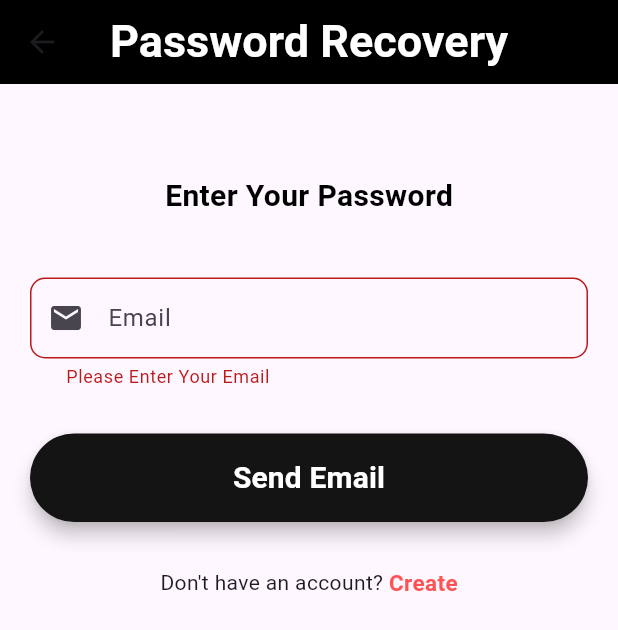
After one commit to Ab2as/SwachhtaAdminWorker, a Flutter app: the ForgetPasswordScreen screen opened directly, after a tap on "Send Email", on a phone screen of 412 x 824 dp. The commit adds this screen. Shown: the top 630 px of the screen. Run offline on Flutter 3.47's test engine with Material 3 defaults, Android fonts, the light colour scheme and no system bars; our stand-ins replace animated_text_kit, cloud_firestore, firebase_auth, firebase_core, firebase_storage, get and 4 more; missing offline and left inert: fluid_bottom_nav_bar; accounts and stored records are empty.

Commit message:
first commit

```diff
--- /dev/null
+++ b/lib/auth/forget_password.dart
@@ -0,0 +1,134 @@
+import 'package:flutter/material.dart';
+import 'package:swachhta_app2/auth/login.dart';
+import 'package:swachhta_app2/widget/constants.dart';
+
+class ForgetPasswordScreen extends StatefulWidget {
+  const ForgetPasswordScreen({super.key});
+
+  @override
+  State<ForgetPasswordScreen> createState() => _ForgetPasswordScreenState();
+}
+
+class _ForgetPasswordScreenState extends State<ForgetPasswordScreen> {
+  final _formKey = GlobalKey<FormState>();
+  final TextEditingController emailController = new TextEditingController();
+
+  @override
+  Widget build(BuildContext context) {
+    return Scaffold(
+      // backgroundColor: Colors.black,
+      appBar: AppBar(
+          title: const Text(
+            "Password Recovery",
+            style: TextStyle(
+                fontSize: 30, fontWeight: FontWeight.bold, color: Colors.white),
+          ),
+          centerTitle: true,
+          backgroundColor: Colors.black),
+      body: Column(
+        children: [
+          const SizedBox(
+            height: 60,
+          ),
+          const Text(
+            "Enter Your Password",
+            style: TextStyle(
+                fontSize: 20, fontWeight: FontWeight.bold, color: Colors.black),
+          ),
+          const SizedBox(
+            height: 40,
+          ),
+          Form(
+            key: _formKey,
+            child: Column(
+              children: [
+                Padding(
+                  padding: const EdgeInsets.only(left: 20, right: 20),
+                  child: TextFormField(
+                    autofocus: false,
+                    controller: emailController,
+                    keyboardType: TextInputType.emailAddress,
+                    validator: (value) {
+                      if (value!.isEmpty) {
+                        return ("Please Enter Your Email");
+                      }
+                      // reg expression for email validation
+                      if (!RegExp("^[a-zA-Z0-9+_.-]+@[a-zA-Z0-9.-]+.[a-z]")
+                          .hasMatch(value)) {
+                        return ("Please Enter a valid email");
+                      }
+                      return null;
+                    },
+                    onSaved: (value) {
+                      emailController.text = value!;
+                    },
+                    decoration: InputDecoration(
+                      prefixIcon: const Icon(Icons.mail),
+                      contentPadding: const EdgeInsets.fromLTRB(20, 15, 20, 15),
+                      hintText: "Email",
+                      border: OutlineInputBorder(
+                        borderRadius: BorderRadius.circular(10),
+                      ),
+                    ),
+                  ),
+                ),
+                const SizedBox(
+                  height: 30,
+                ),
+                Padding(
+                  padding: const EdgeInsets.only(left: 20, right: 20),
+                  child: Material(
+                    elevation: 5,
+                    borderRadius: BorderRadius.circular(30),
+                    color: const Color.fromARGB(255, 21, 20, 20),
+                    child: MaterialButton(
+                      padding: const EdgeInsets.fromLTRB(20, 15, 20, 15),
+                      minWidth: MediaQuery.of(context).size.width,
+                      onPressed: () {
+                        // signIn(emailController.text, passwordController.text);
+                        if (_formKey.currentState!.validate()) {
+                          authController.resetPassword(emailController.text);
+                        }
+                      },
+                      child: const Text(
+                        "Send Email",
+                        textAlign: TextAlign.center,
+                        style: TextStyle(
+                            fontSize: 20,
+                            color: Colors.white,
+                            fontWeight: FontWeight.bold),
+                      ),
+                    ),
+                  ),
+                ),
+                const SizedBox(
+                  height: 30,
+                ),
+                Row(
+                    mainAxisAlignment: MainAxisAlignment.center,
+                    children: <Widget>[
+                      const Text("Don't have an account? "),
+                      GestureDetector(
+                        onTap: () {
+                          Navigator.push(
+                              context,
+                              MaterialPageRoute(
+                                  builder: (context) => LoginScreen()));
+                        },
+                        child: const Text(
+                          "Create",
+                          style: TextStyle(
+                              color: Colors.redAccent,
+                              fontWeight: FontWeight.bold,
+                              fontSize: 15),
+                        ),
+                      )
+                    ]),
+              ],
+            ),
+          )
+        ],
+      ),
+    );
+  }
+}
--- a/lib/controller/auth_controller.dart
+++ b/lib/controller/auth_controller.dart
@@ -161,4 +161,13 @@ class AuthController extends GetxController {
   void signOut() async {
     await firebaseAuth.signOut();
   }
+
+  resetPassword(String email) async {
+    try {
+      await firebaseAuth.sendPasswordResetEmail(email: email);
+      Get.snackbar("Email Sent", "Password Reset Email has been sent");
+    } catch (e) {
+      Get.snackbar("User Not Found", "No user fount for that email");
+    }
+  }
 }
```
Also changed, not shown: lib/auth/login.dart (+21 -2 lines), lib/main.dart (+6 -3 lines), lib/worker/screen/submit.dart (+28 -2 lines), firebase.json (added), lib/firebase_options.dart, 2 other files.
